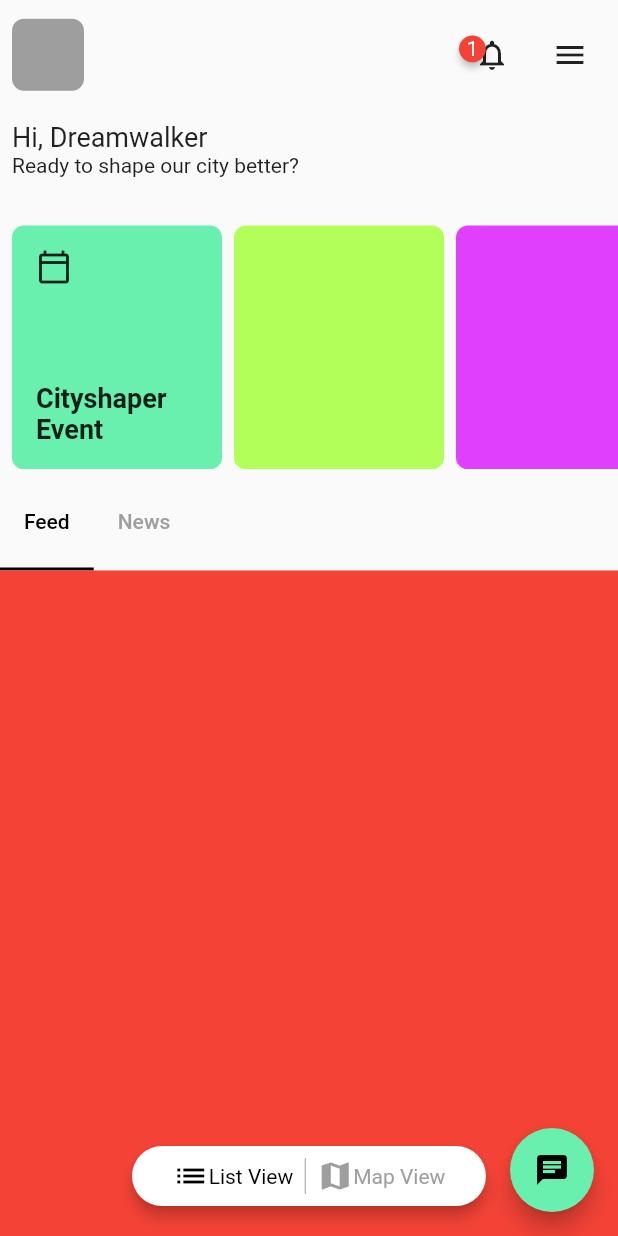
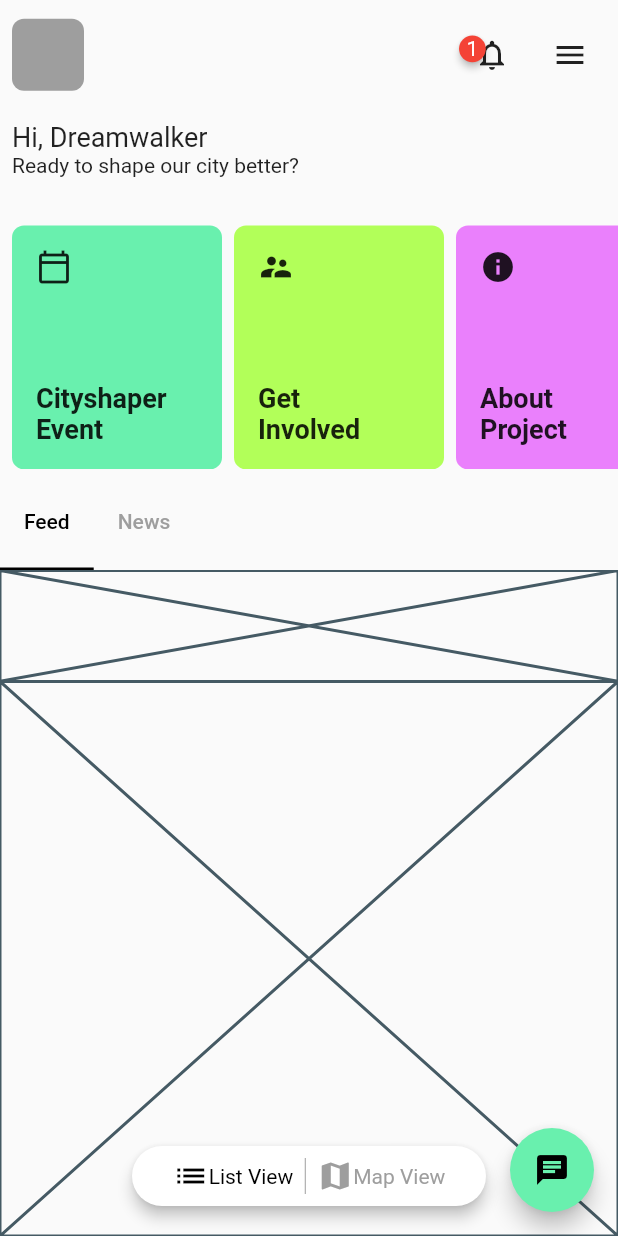
Before and after one commit to JAICHANGPARK/flutter_notebook_11th_story, a Flutter app: the screen it shows after launch, on a phone screen of 412 x 824 dp. Run offline on Flutter 3.47's test engine with Material 2 defaults, Android fonts, the phone set to English and light mode, and no system bars; drawn by our look-alikes of badges; our stand-ins replace backdrop, flutter_inner_drawer, flutter_slidable, flutter_swiper, google_fonts.

Commit message:
Update irys_home_page.dart

```diff
--- a/lib/ep727_irys_mobile_app/ui/irys_home_page.dart
+++ b/lib/ep727_irys_mobile_app/ui/irys_home_page.dart
@@ -124,6 +124,22 @@ class _IrysHomePageState extends State<IrysHomePage> with SingleTickerProviderSt
                                       width: 140,
                                       decoration: BoxDecoration(
                                           color: Colors.lightGreenAccent, borderRadius: BorderRadius.circular(8)),
+                                      padding: EdgeInsets.all(16),
+                                      child: Column(
+                                        crossAxisAlignment: CrossAxisAlignment.start,
+                                        children: [
+                                          Icon(Icons.supervisor_account),
+                                          Spacer(),
+                                          Text(
+                                            "Get",
+                                            style: TextStyle(fontSize: 18, fontWeight: FontWeight.bold),
+                                          ),
+                                          Text(
+                                            "Involved",
+                                            style: TextStyle(fontSize: 18, fontWeight: FontWeight.bold),
+                                          ),
+                                        ],
+                                      ),
                                     ),
                                   ),
                                   Padding(
@@ -131,7 +147,23 @@ class _IrysHomePageState extends State<IrysHomePage> with SingleTickerProviderSt
                                     child: Container(
                                       width: 140,
                                       decoration: BoxDecoration(
-                                          color: Colors.purpleAccent, borderRadius: BorderRadius.circular(8)),
+                                          color: Colors.purpleAccent[100], borderRadius: BorderRadius.circular(8)),
+                                      padding: EdgeInsets.all(16),
+                                      child: Column(
+                                        crossAxisAlignment: CrossAxisAlignment.start,
+                                        children: [
+                                          Icon(Icons.info),
+                                          Spacer(),
+                                          Text(
+                                            "About",
+                                            style: TextStyle(fontSize: 18, fontWeight: FontWeight.bold),
+                                          ),
+                                          Text(
+                                            "Project",
+                                            style: TextStyle(fontSize: 18, fontWeight: FontWeight.bold),
+                                          ),
+                                        ],
+                                      ),
                                     ),
                                   ),
                                 ],
@@ -161,8 +193,15 @@ class _IrysHomePageState extends State<IrysHomePage> with SingleTickerProviderSt
                     child: TabBarView(
                       controller: _tabController,
                       children: [
-                        Container(
-                          color: Colors.red,
+                        Column(
+                          children: [
+                            Expanded(
+                                flex: 2,
+                                child: Placeholder()),
+                            Expanded(
+                                flex: 10,
+                                child: Placeholder()),
+                          ],
                         ),
                         Container(
                           color: Colors.blue,
```
